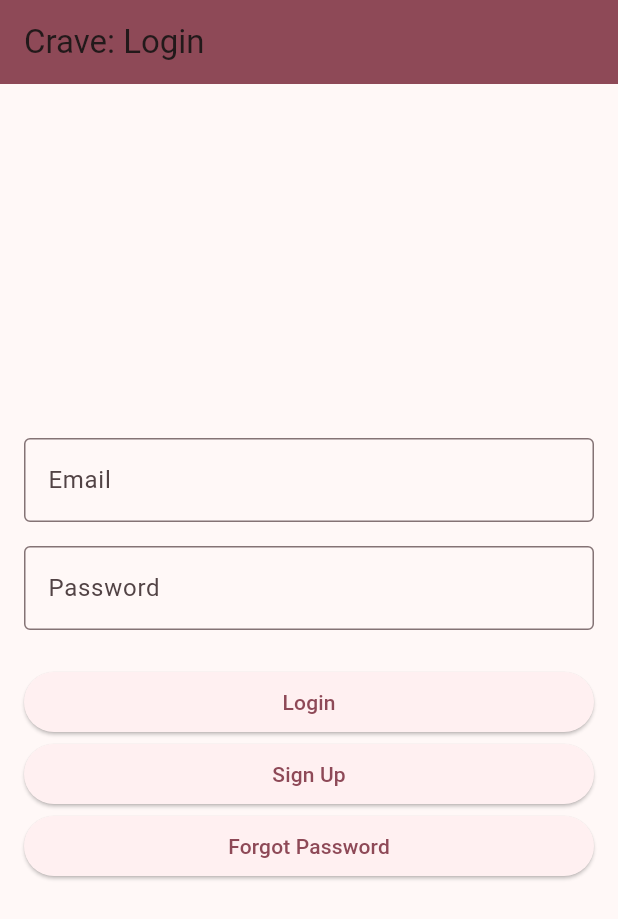
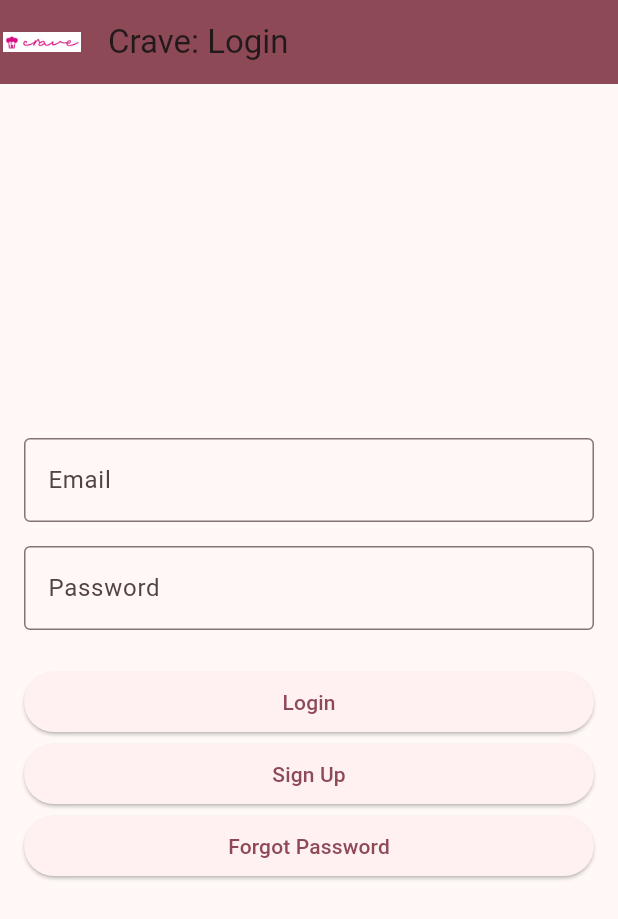
Before and after one commit to artinoh/recipe_app, a Flutter app: the screen it shows after launch, on a phone screen of 412 x 824 dp. Shown: the top 919 px of the screen. Run offline on Flutter 3.47's test engine with Material 3 defaults, Android fonts, the phone set to English and light mode, and no system bars; our stand-ins replace cloud_firestore, firebase_auth, firebase_core; accounts and stored records are empty.

Commit message:
added custom app bar

```diff
--- a/lib/src/login_page.dart
+++ b/lib/src/login_page.dart
@@ -3,6 +3,7 @@ import 'package:flutter/material.dart';
 import 'package:recipe_app/src/user_data.dart';
 import 'search_page.dart';
 import 'package:firebase_auth/firebase_auth.dart';
+import '../utils/app_bar.dart';
 
 class LoginPage extends StatefulWidget {
   const LoginPage({super.key, required this.title});
@@ -99,7 +100,7 @@ class _LoginPageState extends State<LoginPage> {
       // Navigate to the next screen if login is successful
       Navigator.pushReplacement(
         context,
-        MaterialPageRoute(builder: (context) => SearchPage(title: 'Crave: Recipe Search')),
+        MaterialPageRoute(builder: (context) => SearchPage(title: 'Crave')),
       );
     } on FirebaseAuthException catch (e) {
       if (e.code == 'user-not-found') {
@@ -169,12 +170,9 @@ class _LoginPageState extends State<LoginPage> {
   @override
   Widget build(BuildContext context) {
     return Scaffold(
-      appBar: AppBar(
-        backgroundColor: Theme
-            .of(context)
-            .colorScheme
-            .primary,
-        title: Text(widget.title),
+      appBar: CustomAppBar(
+        title: widget.title,
+        showBackButton: false,
       ),
       body: Padding(
         padding: EdgeInsets.all(16.0),
--- /dev/null
+++ b/lib/utils/app_bar.dart
@@ -0,0 +1,101 @@
+import 'package:flutter/material.dart';
+import '../src/account_page.dart'; // Import your AccountPage
+import '../src/saved_recipes_page.dart'; // Import your SavedRecipesPage
+import '../src/login_page.dart';
+
+class CustomAppBar extends StatelessWidget implements PreferredSizeWidget {
+  final String title;
+  final List<Widget>? actions;
+  final bool showBackButton;
+  final bool showAccountButton;
+  final bool showSavedRecipesButton;
+  final bool showLogoutButton;
+  final bool toggleSavedButton;
+  final VoidCallback? onToggleSaved;
+  final String leadingImage;
+
+  CustomAppBar({
+    required this.title,
+    this.actions,
+    this.showBackButton = false,
+    this.showAccountButton = false,
+    this.showSavedRecipesButton = false,
+    this.showLogoutButton = false,
+    this.toggleSavedButton = false,
+    this.onToggleSaved,
+    this.leadingImage = "images/crave_logo.png"
+  });
+
+  @override
+  Widget build(BuildContext context) {
+    List<Widget> allActions = actions ?? [];
+
+    if (showBackButton) {
+      allActions.add(IconButton(
+        icon: const Icon(Icons.arrow_back),
+        onPressed: () => Navigator.of(context).pop(),
+      ));
+    }
+
+    if (showAccountButton) {
+      allActions.add(IconButton(
+        icon: const Icon(Icons.account_circle),
+        onPressed: () => Navigator.push(
+          context,
+          MaterialPageRoute(builder: (context) => AccountPage()),
+        ),
+      ));
+    }
+
+    if (showSavedRecipesButton) {
+      allActions.add(IconButton(
+        icon: const Icon(Icons.bookmark),
+        onPressed: () => Navigator.push(
+          context,
+          MaterialPageRoute(builder: (context) => const SavedRecipesPage()),
+        ),
+      ));
+    }
+
+    if (toggleSavedButton) {
+      allActions.add(IconButton(
+        icon: const Icon(Icons.bookmark_border),
+        onPressed: () {
+          onToggleSaved?.call();
+        },
+      ));
+    }
+
+    if (showLogoutButton) {
+      allActions.add(IconButton(
+        icon: const Icon(Icons.logout),
+        onPressed: () {
+          // Add your logout logic here
+          Navigator.pushReplacement(
+            context,
+            MaterialPageRoute(builder: (context) => const LoginPage(title: 'Login',)),
+          );
+        },
+      ));
+    }
+
+    Widget leadingWidget = Padding(
+      padding: EdgeInsets.all(2.0), // Add padding if needed
+      child: Image.asset(
+        leadingImage,
+        width: 500, // Adjust the width as needed
+        height: 50, // Adjust the height as needed
+      ),
+    );
+
+    return AppBar(
+      backgroundColor: Theme.of(context).colorScheme.primary,
+      leading: leadingWidget,
+      title: Text(title),
+      actions: allActions,
+    );
+  }
+
+  @override
+  Size get preferredSize => Size.fromHeight(kToolbarHeight); // Default AppBar height
+}
```
Also changed, not shown: lib/src/account_page.dart (+9 -15 lines), lib/src/add_recipe.dart (+7 -2 lines), lib/src/recipe_page.dart (+23 -18 lines), lib/src/saved_recipes_page.dart (+50 -26 lines), lib/src/search_page.dart (+6 -37 lines), lib/src/user_data.dart (+36 -0 lines), pubspec.yaml (+2 -5 lines), images/crave_logo.png (added), lib/firebase_options.dart (added), 7 other files.
